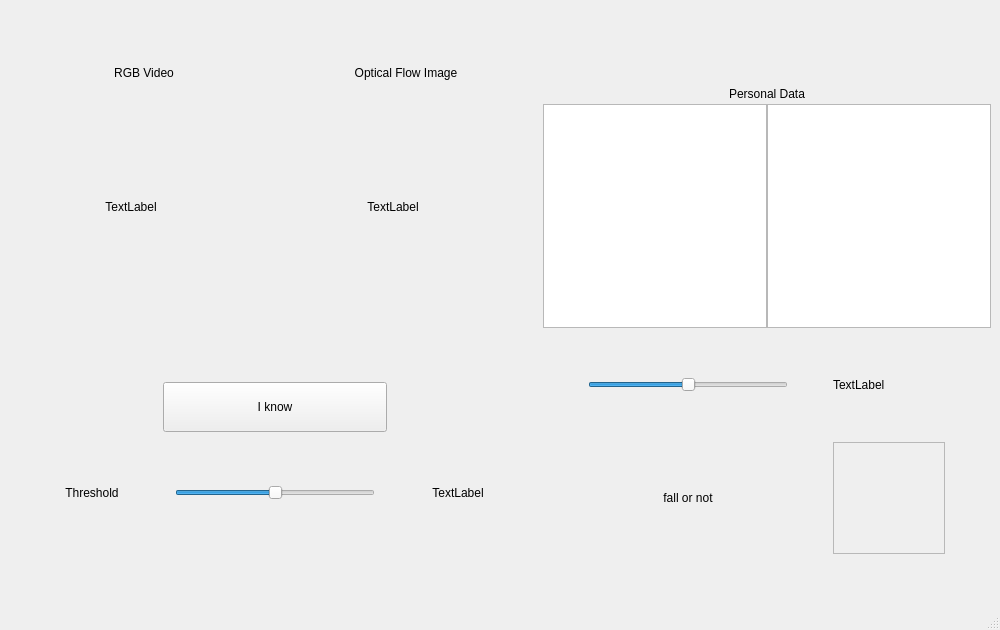
Qt form windows/untitled.ui (NeonHo/Nirvana_Fall_Detection_System) before a commit.
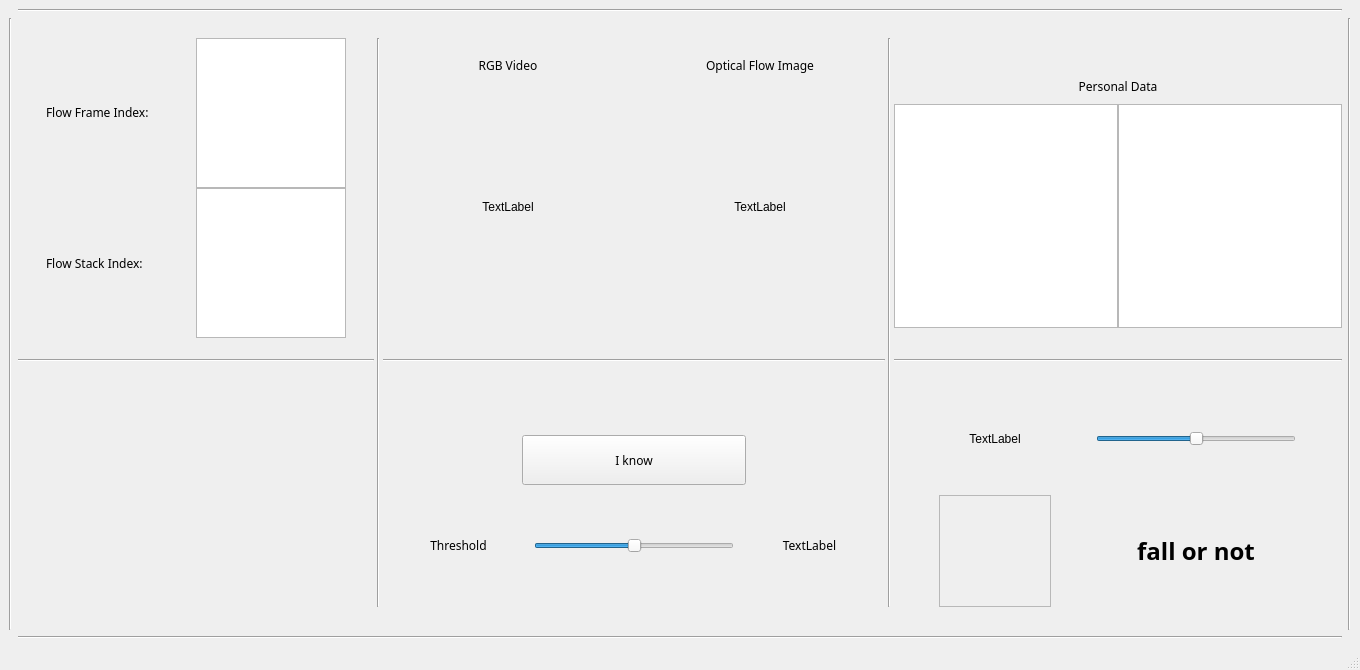
The same form after that commit.

```diff
--- a/windows/untitled.ui
+++ b/windows/untitled.ui
@@ -6,8 +6,8 @@
    <rect>
     <x>0</x>
     <y>0</y>
-    <width>1000</width>
-    <height>630</height>
+    <width>1360</width>
+    <height>670</height>
    </rect>
   </property>
   <property name="sizePolicy">
@@ -18,14 +18,14 @@
   </property>
   <property name="minimumSize">
    <size>
-    <width>925</width>
-    <height>540</height>
+    <width>1360</width>
+    <height>670</height>
    </size>
   </property>
   <property name="maximumSize">
    <size>
-    <width>1000</width>
-    <height>630</height>
+    <width>1360</width>
+    <height>670</height>
    </size>
   </property>
   <property name="windowTitle">
@@ -39,21 +39,266 @@
     </sizepolicy>
    </property>
    <layout class="QGridLayout" name="gridLayout_6">
-    <item row="0" column="0">
+    <item row="2" column="1">
      <layout class="QGridLayout" name="gridLayout_0">
       <property name="horizontalSpacing">
-       <number>2</number>
+       <number>3</number>
       </property>
       <property name="verticalSpacing">
        <number>1</number>
       </property>
-      <item row="2" column="1">
+      <item row="0" column="4">
+       <layout class="QGridLayout" name="gridLayout_2">
+        <item row="2" column="0">
+         <layout class="QGridLayout" name="gridLayout_2_1">
+          <item row="0" column="0">
+           <widget class="QGraphicsView" name="graphicsView_poto">
+            <property name="sizePolicy">
+             <sizepolicy hsizetype="Fixed" vsizetype="Fixed">
+              <horstretch>0</horstretch>
+              <verstretch>0</verstretch>
+             </sizepolicy>
+            </property>
+            <property name="minimumSize">
+             <size>
+              <width>224</width>
+              <height>224</height>
+             </size>
+            </property>
+            <property name="maximumSize">
+             <size>
+              <width>224</width>
+              <height>224</height>
+             </size>
+            </property>
+           </widget>
+          </item>
+          <item row="0" column="1">
+           <widget class="QTextBrowser" name="textBrowser_data">
+            <property name="sizePolicy">
+             <sizepolicy hsizetype="Fixed" vsizetype="Fixed">
+              <horstretch>0</horstretch>
+              <verstretch>0</verstretch>
+             </sizepolicy>
+            </property>
+            <property name="minimumSize">
+             <size>
+              <width>224</width>
+              <height>224</height>
+             </size>
+            </property>
+            <property name="maximumSize">
+             <size>
+              <width>224</width>
+              <height>224</height>
+             </size>
+            </property>
+           </widget>
+          </item>
+         </layout>
+        </item>
+        <item row="1" column="0">
+         <widget class="QLabel" name="label_persondata">
+          <property name="sizePolicy">
+           <sizepolicy hsizetype="Expanding" vsizetype="Expanding">
+            <horstretch>0</horstretch>
+            <verstretch>0</verstretch>
+           </sizepolicy>
+          </property>
+          <property name="minimumSize">
+           <size>
+            <width>448</width>
+            <height>50</height>
+           </size>
+          </property>
+          <property name="maximumSize">
+           <size>
+            <width>448</width>
+            <height>20</height>
+           </size>
+          </property>
+          <property name="font">
+           <font>
+            <family>Arial Black</family>
+           </font>
+          </property>
+          <property name="text">
+           <string>Personal Data</string>
+          </property>
+          <property name="alignment">
+           <set>Qt::AlignCenter</set>
+          </property>
+         </widget>
+        </item>
+       </layout>
+      </item>
+      <item row="0" column="2">
+       <layout class="QGridLayout" name="gridLayout_1" rowstretch="0,0" columnstretch="0,0">
+        <property name="sizeConstraint">
+         <enum>QLayout::SetMinAndMaxSize</enum>
+        </property>
+        <property name="horizontalSpacing">
+         <number>2</number>
+        </property>
+        <property name="verticalSpacing">
+         <number>3</number>
+        </property>
+        <item row="0" column="0">
+         <widget class="QLabel" name="label_RGB">
+          <property name="sizePolicy">
+           <sizepolicy hsizetype="Expanding" vsizetype="Expanding">
+            <horstretch>0</horstretch>
+            <verstretch>0</verstretch>
+           </sizepolicy>
+          </property>
+          <property name="minimumSize">
+           <size>
+            <width>250</width>
+            <height>20</height>
+           </size>
+          </property>
+          <property name="maximumSize">
+           <size>
+            <width>250</width>
+            <height>20</height>
+           </size>
+          </property>
+          <property name="font">
+           <font>
+            <family>Arial Black</family>
+           </font>
+          </property>
+          <property name="text">
+           <string>RGB Video</string>
+          </property>
+          <property name="alignment">
+           <set>Qt::AlignCenter</set>
+          </property>
+         </widget>
+        </item>
+        <item row="0" column="1">
+         <widget class="QLabel" name="label_flow">
+          <property name="sizePolicy">
+           <sizepolicy hsizetype="Expanding" vsizetype="Expanding">
+            <horstretch>0</horstretch>
+            <verstretch>0</verstretch>
+           </sizepolicy>
+          </property>
+          <property name="minimumSize">
+           <size>
+            <width>224</width>
+            <height>20</height>
+           </size>
+          </property>
+          <property name="maximumSize">
+           <size>
+            <width>250</width>
+            <height>20</height>
+           </size>
+          </property>
+          <property name="font">
+           <font>
+            <family>Arial Black</family>
+           </font>
+          </property>
+          <property name="text">
+           <string>Optical Flow Image</string>
+          </property>
+          <property name="alignment">
+           <set>Qt::AlignCenter</set>
+          </property>
+         </widget>
+        </item>
+        <item row="1" column="0">
+         <widget class="QLabel" name="label_rgb">
+          <property name="sizePolicy">
+           <sizepolicy hsizetype="Expanding" vsizetype="Expanding">
+            <horstretch>0</horstretch>
+            <verstretch>0</verstretch>
+           </sizepolicy>
+          </property>
+          <property name="minimumSize">
+           <size>
+            <width>250</width>
+            <height>224</height>
+           </size>
+          </property>
+          <property name="maximumSize">
+           <size>
+            <width>250</width>
+            <height>224</height>
+           </size>
+          </property>
+          <property name="text">
+           <string>TextLabel</string>
+          </property>
+          <property name="alignment">
+           <set>Qt::AlignCenter</set>
+          </property>
+         </widget>
+        </item>
+        <item row="1" column="1">
+         <widget class="QLabel" name="label_fl">
+          <property name="sizePolicy">
+           <sizepolicy hsizetype="Fixed" vsizetype="Fixed">
+            <horstretch>0</horstretch>
+            <verstretch>0</verstretch>
+           </sizepolicy>
+          </property>
+          <property name="minimumSize">
+           <size>
+            <width>250</width>
+            <height>224</height>
+           </size>
+          </property>
+          <property name="maximumSize">
+           <size>
+            <width>250</width>
+            <height>224</height>
+           </size>
+          </property>
+          <property name="text">
+           <string>TextLabel</string>
+          </property>
+          <property name="alignment">
+           <set>Qt::AlignCenter</set>
+          </property>
+         </widget>
+        </item>
+       </layout>
+      </item>
+      <item row="2" column="4">
        <layout class="QGridLayout" name="gridLayout_3">
-        <property name="verticalSpacing">
-         <number>1</number>
-        </property>
-        <item row="2" column="1">
+        <item row="0" column="0">
+         <widget class="QLabel" name="label_sound">
+          <property name="minimumSize">
+           <size>
+            <width>112</width>
+            <height>112</height>
+           </size>
+          </property>
+          <property name="maximumSize">
+           <size>
+            <width>112</width>
+            <height>112</height>
+           </size>
+          </property>
+          <property name="text">
+           <string>TextLabel</string>
+          </property>
+          <property name="alignment">
+           <set>Qt::AlignCenter</set>
+          </property>
+         </widget>
+        </item>
+        <item row="0" column="1">
          <widget class="QSlider" name="horizontalSlider_sound">
+          <property name="sizePolicy">
+           <sizepolicy hsizetype="Fixed" vsizetype="Fixed">
+            <horstretch>0</horstretch>
+            <verstretch>0</verstretch>
+           </sizepolicy>
+          </property>
           <property name="minimumSize">
            <size>
             <width>200</width>
@@ -66,6 +311,9 @@
             <height>20</height>
            </size>
           </property>
+          <property name="layoutDirection">
+           <enum>Qt::LeftToRight</enum>
+          </property>
           <property name="maximum">
            <number>100</number>
           </property>
@@ -77,7 +325,7 @@
           </property>
          </widget>
         </item>
-        <item row="3" column="2">
+        <item row="1" column="0">
          <widget class="QFrame" name="frame_fall">
           <property name="minimumSize">
            <size>
@@ -102,244 +350,32 @@
           </property>
          </widget>
         </item>
-        <item row="3" column="1">
+        <item row="1" column="1">
          <widget class="QLabel" name="label_fall">
+          <property name="font">
+           <font>
+            <family>Arial Black</family>
+            <pointsize>18</pointsize>
+            <weight>75</weight>
+            <bold>true</bold>
+            <kerning>true</kerning>
+           </font>
+          </property>
           <property name="text">
            <string>fall or not</string>
           </property>
-          <property name="alignment">
-           <set>Qt::AlignCenter</set>
+          <property name="textFormat">
+           <enum>Qt::AutoText</enum>
           </property>
-         </widget>
-        </item>
-        <item row="2" column="2">
-         <widget class="QLabel" name="label_sound">
-          <property name="minimumSize">
-           <size>
-            <width>112</width>
-            <height>112</height>
-           </size>
-          </property>
-          <property name="maximumSize">
-           <size>
-            <width>112</width>
-            <height>112</height>
-           </size>
-          </property>
-          <property name="text">
-           <string>TextLabel</string>
-          </property>
-         </widget>
-        </item>
-       </layout>
-      </item>
-      <item row="0" column="1">
-       <layout class="QGridLayout" name="gridLayout_2">
-        <item row="1" column="0">
-         <widget class="QLabel" name="label_persondata">
-          <property name="sizePolicy">
-           <sizepolicy hsizetype="Expanding" vsizetype="Expanding">
-            <horstretch>0</horstretch>
-            <verstretch>0</verstretch>
-           </sizepolicy>
-          </property>
-          <property name="minimumSize">
-           <size>
-            <width>448</width>
-            <height>50</height>
-           </size>
-          </property>
-          <property name="maximumSize">
-           <size>
-            <width>448</width>
-            <height>20</height>
-           </size>
-          </property>
-          <property name="text">
-           <string>Personal Data</string>
-          </property>
           <property name="alignment">
            <set>Qt::AlignCenter</set>
           </property>
          </widget>
         </item>
-        <item row="2" column="0">
-         <layout class="QGridLayout" name="gridLayout_2_1">
-          <item row="0" column="0">
-           <widget class="QGraphicsView" name="graphicsView_poto">
-            <property name="sizePolicy">
-             <sizepolicy hsizetype="Fixed" vsizetype="Fixed">
-              <horstretch>0</horstretch>
-              <verstretch>0</verstretch>
-             </sizepolicy>
-            </property>
-            <property name="minimumSize">
-             <size>
-              <width>224</width>
-              <height>224</height>
-             </size>
-            </property>
-            <property name="maximumSize">
-             <size>
-              <width>224</width>
-              <height>224</height>
-             </size>
-            </property>
-           </widget>
-          </item>
-          <item row="0" column="1">
-           <widget class="QTextBrowser" name="textBrowser_data">
-            <property name="sizePolicy">
-             <sizepolicy hsizetype="Fixed" vsizetype="Fixed">
-              <horstretch>0</horstretch>
-              <verstretch>0</verstretch>
-             </sizepolicy>
-            </property>
-            <property name="minimumSize">
-             <size>
-              <width>224</width>
-              <height>224</height>
-             </size>
-            </property>
-            <property name="maximumSize">
-             <size>
-              <width>224</width>
-              <height>224</height>
-             </size>
-            </property>
-           </widget>
-          </item>
-         </layout>
-        </item>
        </layout>
       </item>
-      <item row="0" column="0">
-       <layout class="QGridLayout" name="gridLayout_1" rowstretch="0,0" columnstretch="0,0">
-        <property name="sizeConstraint">
-         <enum>QLayout::SetMinAndMaxSize</enum>
-        </property>
-        <property name="horizontalSpacing">
-         <number>2</number>
-        </property>
-        <property name="verticalSpacing">
-         <number>3</number>
-        </property>
-        <item row="0" column="1">
-         <widget class="QLabel" name="label_flow">
-          <property name="sizePolicy">
-           <sizepolicy hsizetype="Expanding" vsizetype="Expanding">
-            <horstretch>0</horstretch>
-            <verstretch>0</verstretch>
-           </sizepolicy>
-          </property>
-          <property name="minimumSize">
-           <size>
-            <width>224</width>
-            <height>20</height>
-           </size>
-          </property>
-          <property name="maximumSize">
-           <size>
-            <width>250</width>
-            <height>20</height>
-           </size>
-          </property>
-          <property name="text">
-           <string>Optical Flow Image</string>
-          </property>
-          <property name="alignment">
-           <set>Qt::AlignCenter</set>
-          </property>
-         </widget>
-        </item>
-        <item row="0" column="0">
-         <widget class="QLabel" name="label_RGB">
-          <property name="sizePolicy">
-           <sizepolicy hsizetype="Expanding" vsizetype="Expanding">
-            <horstretch>0</horstretch>
-            <verstretch>0</verstretch>
-           </sizepolicy>
-          </property>
-          <property name="minimumSize">
-           <size>
-            <width>250</width>
-            <height>20</height>
-           </size>
-          </property>
-          <property name="maximumSize">
-           <size>
-            <width>250</width>
-            <height>20</height>
-           </size>
-          </property>
-          <property name="text">
-           <string>RGB Video</string>
-          </property>
-          <property name="alignment">
-           <set>Qt::AlignCenter</set>
-          </property>
-         </widget>
-        </item>
-        <item row="1" column="0">
-         <widget class="QLabel" name="label_rgb">
-          <property name="sizePolicy">
-           <sizepolicy hsizetype="Fixed" vsizetype="Fixed">
-            <horstretch>0</horstretch>
-            <verstretch>0</verstretch>
-           </sizepolicy>
-          </property>
-          <property name="minimumSize">
-           <size>
-            <width>224</width>
-            <height>224</height>
-           </size>
-          </property>
-          <property name="maximumSize">
-           <size>
-            <width>224</width>
-            <height>224</height>
-           </size>
-          </property>
-          <property name="text">
-           <string>TextLabel</string>
-          </property>
-          <property name="alignment">
-           <set>Qt::AlignCenter</set>
-          </property>
-         </widget>
-        </item>
-        <item row="1" column="1">
-         <widget class="QLabel" name="label_fl">
-          <property name="sizePolicy">
-           <sizepolicy hsizetype="Fixed" vsizetype="Fixed">
-            <horstretch>0</horstretch>
-            <verstretch>0</verstretch>
-           </sizepolicy>
-          </property>
-          <property name="minimumSize">
-           <size>
-            <width>224</width>
-            <height>224</height>
-           </size>
-          </property>
-          <property name="maximumSize">
-           <size>
-            <width>224</width>
-            <height>224</height>
-           </size>
-          </property>
-          <property name="text">
-           <string>TextLabel</string>
-          </property>
-          <property name="alignment">
-           <set>Qt::AlignCenter</set>
-          </property>
-         </widget>
-        </item>
-       </layout>
-      </item>
-      <item row="2" column="0">
-       <layout class="QGridLayout" name="gridLayout">
+      <item row="2" column="2">
+       <layout class="QGridLayout" name="gridLayout_7">
         <item row="1" column="0">
          <layout class="QGridLayout" name="gridLayout_4">
           <item row="1" column="1">
@@ -375,6 +411,11 @@
           </item>
           <item row="1" column="0">
            <widget class="QLabel" name="label_Threshold">
+            <property name="font">
+             <font>
+              <family>Arial Black</family>
+             </font>
+            </property>
             <property name="text">
              <string>Threshold</string>
             </property>
@@ -385,6 +426,11 @@
           </item>
           <item row="1" column="2">
            <widget class="QLabel" name="label_Threshold_2">
+            <property name="font">
+             <font>
+              <family>Arial Black</family>
+             </font>
+            </property>
             <property name="text">
              <string>TextLabel</string>
             </property>
@@ -417,6 +463,11 @@
               <height>50</height>
              </size>
             </property>
+            <property name="font">
+             <font>
+              <family>Arial Black</family>
+             </font>
+            </property>
             <property name="text">
              <string>I know</string>
             </property>
@@ -426,8 +477,210 @@
         </item>
        </layout>
       </item>
+      <item row="1" column="0">
+       <widget class="Line" name="line_2">
+        <property name="sizePolicy">
+         <sizepolicy hsizetype="Expanding" vsizetype="Fixed">
+          <horstretch>0</horstretch>
+          <verstretch>0</verstretch>
+         </sizepolicy>
+        </property>
+        <property name="orientation">
+         <enum>Qt::Horizontal</enum>
+        </property>
+       </widget>
+      </item>
+      <item row="1" column="4">
+       <widget class="Line" name="line_4">
+        <property name="sizePolicy">
+         <sizepolicy hsizetype="Expanding" vsizetype="Fixed">
+          <horstretch>0</horstretch>
+          <verstretch>0</verstretch>
+         </sizepolicy>
+        </property>
+        <property name="orientation">
+         <enum>Qt::Horizontal</enum>
+        </property>
+       </widget>
+      </item>
+      <item row="2" column="0">
+       <layout class="QGridLayout" name="gridLayout_10"/>
+      </item>
+      <item row="0" column="1" rowspan="3">
+       <widget class="Line" name="line">
+        <property name="sizePolicy">
+         <sizepolicy hsizetype="Fixed" vsizetype="Expanding">
+          <horstretch>0</horstretch>
+          <verstretch>0</verstretch>
+         </sizepolicy>
+        </property>
+        <property name="orientation">
+         <enum>Qt::Vertical</enum>
+        </property>
+       </widget>
+      </item>
+      <item row="1" column="2">
+       <widget class="Line" name="line_3">
+        <property name="sizePolicy">
+         <sizepolicy hsizetype="Expanding" vsizetype="Fixed">
+          <horstretch>0</horstretch>
+          <verstretch>0</verstretch>
+         </sizepolicy>
+        </property>
+        <property name="orientation">
+         <enum>Qt::Horizontal</enum>
+        </property>
+       </widget>
+      </item>
+      <item row="0" column="0">
+       <layout class="QGridLayout" name="gridLayout_9">
+        <item row="0" column="0">
+         <layout class="QGridLayout" name="gridLayout_8">
+          <item row="1" column="1">
+           <widget class="QPlainTextEdit" name="FlowProcessTextEdit">
+            <property name="minimumSize">
+             <size>
+              <width>150</width>
+              <height>0</height>
+             </size>
+            </property>
+            <property name="maximumSize">
+             <size>
+              <width>150</width>
+              <height>150</height>
+             </size>
+            </property>
+           </widget>
+          </item>
+          <item row="2" column="1">
+           <widget class="QPlainTextEdit" name="FlowStackTextEdit">
+            <property name="maximumSize">
+             <size>
+              <width>150</width>
+              <height>150</height>
+             </size>
+            </property>
+           </widget>
+          </item>
+          <item row="2" column="0">
+           <widget class="QLabel" name="FlowStackLabel">
+            <property name="minimumSize">
+             <size>
+              <width>150</width>
+              <height>150</height>
+             </size>
+            </property>
+            <property name="maximumSize">
+             <size>
+              <width>150</width>
+              <height>150</height>
+             </size>
+            </property>
+            <property name="font">
+             <font>
+              <family>Arial Black</family>
+             </font>
+            </property>
+            <property name="text">
+             <string>Flow Stack Index:</string>
+            </property>
+           </widget>
+          </item>
+          <item row="1" column="0">
+           <widget class="QLabel" name="FlowProcessLabel">
+            <property name="minimumSize">
+             <size>
+              <width>150</width>
+              <height>150</height>
+             </size>
+            </property>
+            <property name="maximumSize">
+             <size>
+              <width>150</width>
+              <height>150</height>
+             </size>
+            </property>
+            <property name="font">
+             <font>
+              <family>Arial Black</family>
+             </font>
+            </property>
+            <property name="text">
+             <string>&lt;html&gt;&lt;head/&gt;&lt;body&gt;&lt;p&gt;Flow Frame Index:&lt;/p&gt;&lt;/body&gt;&lt;/html&gt;</string>
+            </property>
+           </widget>
+          </item>
+         </layout>
+        </item>
+       </layout>
+      </item>
+      <item row="0" column="3" rowspan="3">
+       <widget class="Line" name="line_7">
+        <property name="sizePolicy">
+         <sizepolicy hsizetype="Fixed" vsizetype="Expanding">
+          <horstretch>0</horstretch>
+          <verstretch>0</verstretch>
+         </sizepolicy>
+        </property>
+        <property name="orientation">
+         <enum>Qt::Vertical</enum>
+        </property>
+       </widget>
+      </item>
      </layout>
     </item>
+    <item row="3" column="1">
+     <widget class="Line" name="line_5">
+      <property name="sizePolicy">
+       <sizepolicy hsizetype="Expanding" vsizetype="Fixed">
+        <horstretch>0</horstretch>
+        <verstretch>0</verstretch>
+       </sizepolicy>
+      </property>
+      <property name="orientation">
+       <enum>Qt::Horizontal</enum>
+      </property>
+     </widget>
+    </item>
+    <item row="1" column="1">
+     <widget class="Line" name="line_0">
+      <property name="sizePolicy">
+       <sizepolicy hsizetype="Expanding" vsizetype="Fixed">
+        <horstretch>0</horstretch>
+        <verstretch>0</verstretch>
+       </sizepolicy>
+      </property>
+      <property name="orientation">
+       <enum>Qt::Horizontal</enum>
+      </property>
+     </widget>
+    </item>
+    <item row="2" column="0">
+     <widget class="Line" name="line_6">
+      <property name="sizePolicy">
+       <sizepolicy hsizetype="Fixed" vsizetype="Expanding">
+        <horstretch>0</horstretch>
+        <verstretch>0</verstretch>
+       </sizepolicy>
+      </property>
+      <property name="orientation">
+       <enum>Qt::Vertical</enum>
+      </property>
+     </widget>
+    </item>
+    <item row="2" column="2">
+     <widget class="Line" name="line_8">
+      <property name="sizePolicy">
+       <sizepolicy hsizetype="Fixed" vsizetype="Expanding">
+        <horstretch>0</horstretch>
+        <verstretch>0</verstretch>
+       </sizepolicy>
+      </property>
+      <property name="orientation">
+       <enum>Qt::Vertical</enum>
+      </property>
+     </widget>
+    </item>
    </layout>
   </widget>
   <widget class="QMenuBar" name="menubar">
```
Left out of the diff: 4 changed lines with no effect on the pictures.
